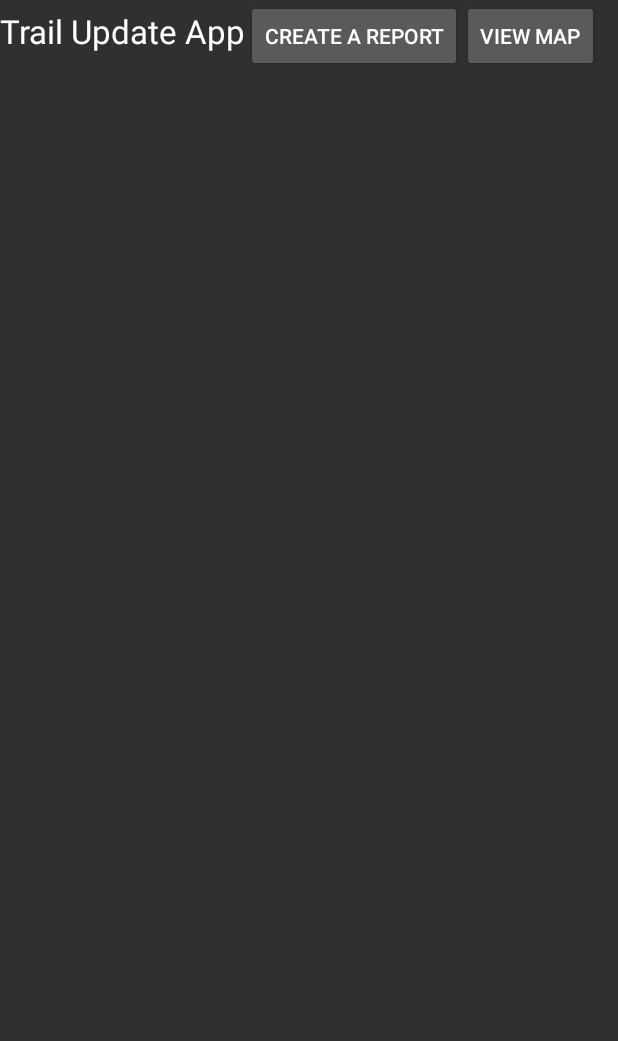
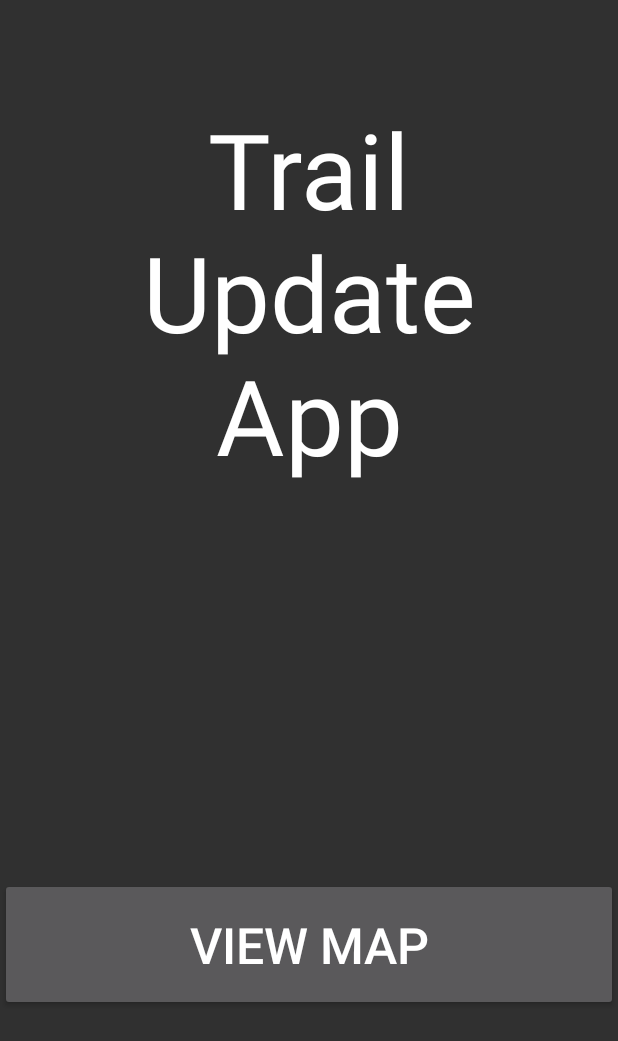
Before and after one commit to brandonkbuchs/576fp, an Android app: the screen it shows after launch (MainActivity), on a phone screen of 412 x 824 dp. Shown: the top 1041 px of the screen. Run offline under Robolectric (Android 15) with nearby library versions, the phone set to English and light mode, and no system bars.

Commit message:
Update activity_main.xml to new layout

```diff
--- a/app/src/main/res/layout/activity_main.xml
+++ b/app/src/main/res/layout/activity_main.xml
@@ -1,47 +1,49 @@
 <?xml version="1.0" encoding="utf-8"?>
-<LinearLayout
-    xmlns:android="http://schemas.android.com/apk/res/android"
+<androidx.constraintlayout.widget.ConstraintLayout xmlns:android="http://schemas.android.com/apk/res/android"
     xmlns:app="http://schemas.android.com/apk/res-auto"
     xmlns:tools="http://schemas.android.com/tools"
+    android:id="@+id/linearLayout2"
     android:layout_width="match_parent"
     android:layout_height="match_parent"
     tools:context=".MainActivity">
 
     <TextView
         android:id="@+id/textView"
-        android:layout_width="wrap_content"
-        android:layout_height="wrap_content"
-        android:layout_alignParentTop="true"
-        android:layout_centerHorizontal="true"
-        android:text="Trail Update App"
+        android:layout_width="378dp"
+        android:layout_height="330dp"
+        android:layout_marginTop="30dp"
+        android:gravity="center"
+        android:text="Trail     Update     App"
         android:textAppearance="?android:attr/textAppearanceLarge"
-        tools:layout_editor_absoluteX="137dp"
-        tools:layout_editor_absoluteY="306dp" />
+        android:textSize="70sp"
+        app:layout_constraintEnd_toEndOf="parent"
+        app:layout_constraintHorizontal_bias="0.5"
+        app:layout_constraintStart_toStartOf="parent"
+        app:layout_constraintTop_toTopOf="parent" />
 
     <Button
         android:id="@+id/createReport"
         style="?android:attr/buttonStyleSmall"
-        android:layout_width="wrap_content"
-        android:layout_height="wrap_content"
-        android:layout_alignParentStart="true"
-        android:layout_alignParentLeft="true"
-        android:layout_alignParentTop="true"
-        android:layout_toLeftOf="@+id/viewMap"
+        android:layout_width="match_parent"
+        android:layout_height="1dp"
+        android:layout_marginBottom="263dp"
         android:text="Create a Report"
-        tools:layout_editor_absoluteX="144dp"
-        tools:layout_editor_absoluteY="366dp" />
+        android:textSize="15pt"
+        app:layout_constraintBottom_toBottomOf="parent"
+        app:layout_constraintEnd_toEndOf="parent"
+        app:layout_constraintHorizontal_bias="0.0"
+        app:layout_constraintStart_toStartOf="parent"
+        app:layout_constraintTop_toBottomOf="@+id/textView"
+        app:layout_constraintVertical_bias="0.931" />
 
     <Button
         android:id="@+id/viewMap"
         style="?android:attr/buttonStyleSmall"
-        android:layout_width="wrap_content"
-        android:layout_height="wrap_content"
-        android:layout_alignParentStart="true"
-        android:layout_alignParentLeft="true"
-        android:layout_alignParentTop="true"
-        android:layout_toRightOf="@+id/createReport"
+        android:layout_width="match_parent"
+        android:layout_height="40pt"
+        android:layout_marginBottom="150dp"
         android:text="View Map"
-        tools:layout_editor_absoluteX="164dp"
-        tools:layout_editor_absoluteY="428dp" />
+        android:textSize="15pt"
+        app:layout_constraintBottom_toBottomOf="parent" />
 
-</LinearLayout>
+</androidx.constraintlayout.widget.ConstraintLayout>
```
